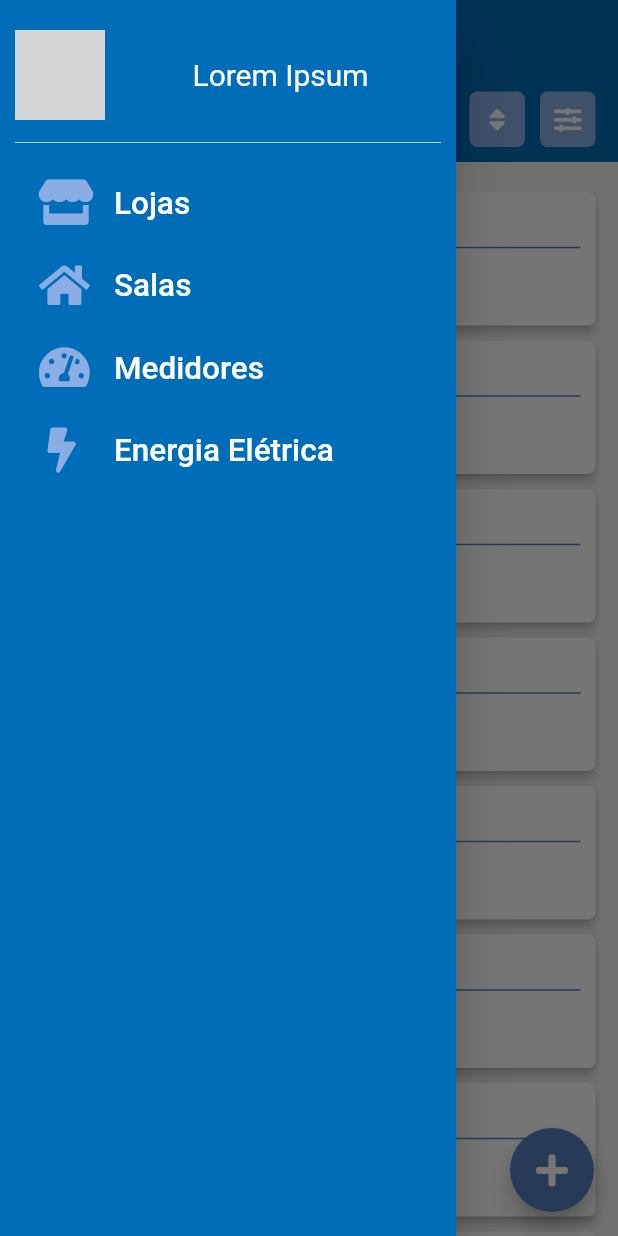
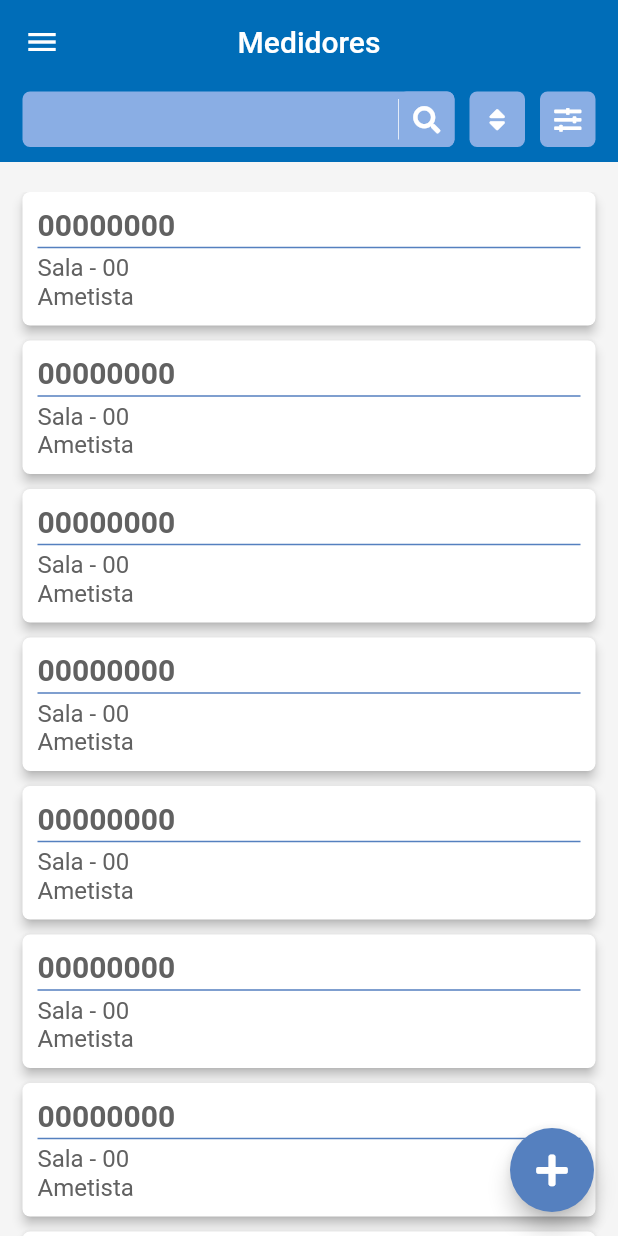
Before and after one commit to Philippe-Nau/Leitor-de-Energia, a Flutter app: the Rooms screen opened by its route, in the side drawer, after a tap on "Medidores", on a phone screen of 412 x 824 dp. Run offline on Flutter 3.47's test engine with Material 2 defaults, Android fonts, the light colour scheme and no system bars; our stand-ins replace font_awesome_flutter, get; grey boxes are pictures that could not be loaded.

Commit message:
add screen meters

```diff
--- /dev/null
+++ b/lib/controller/formNewMeterController.dart
@@ -0,0 +1,6 @@
+import 'package:flutter/material.dart';
+import 'package:get/get.dart';
+
+class FormNewMeterController extends GetxController {
+  TextEditingController meterController = TextEditingController();
+}
--- a/lib/controller/formNewStoreController.dart
+++ b/lib/controller/formNewStoreController.dart
@@ -3,10 +3,4 @@ import 'package:get/get.dart';
 
 class FormNewStoreController extends GetxController {
   TextEditingController storeNameController = TextEditingController();
-  TextEditingController meterController = TextEditingController();
-  final RxMap listRooms = {}.obs;
-
-  linkRoom() {
-    listRooms.map((key, value) => null);
-  }
 }
--- a/lib/pages/pages.dart
+++ b/lib/pages/pages.dart
@@ -1,6 +1,8 @@
 import 'package:controle_fornecedores/routes/routes.dart';
+import 'package:controle_fornecedores/view/formNewMeter.dart';
 import 'package:controle_fornecedores/view/formNewRoom.dart';
 import 'package:controle_fornecedores/view/formNewStore.dart';
+import 'package:controle_fornecedores/view/meters.dart';
 import 'package:controle_fornecedores/view/reading_energy.dart';
 import 'package:controle_fornecedores/view/rooms.dart';
 import 'package:controle_fornecedores/view/store.dart';
@@ -28,5 +30,13 @@ abstract class AppPages {
       name: Routes.FORMNEWROOM,
       page: () => FormNewRoom(),
     ),
+    GetPage(
+      name: Routes.FORMNEWMETER,
+      page: () => FormNewMeter(),
+    ),
+    GetPage(
+      name: Routes.METERS,
+      page: () => Meters(),
+    ),
   ];
 }
--- a/lib/routes/routes.dart
+++ b/lib/routes/routes.dart
@@ -3,6 +3,8 @@ abstract class Routes {
   static const READINGENERGY = '/leitura_energia';
   static const STORES = '/lojas';
   static const ROOMS = '/salas';
+  static const METERS = '/medidores';
   static const FORMNEWROOM = '/nova_sala';
   static const FORMNEWUSTORE = '/nova_loja';
+  static const FORMNEWMETER = '/novo_medidor';
 }
--- /dev/null
+++ b/lib/view/meters.dart
@@ -0,0 +1,58 @@
+import 'package:controle_fornecedores/widgets/listViewMeters.dart';
+import 'package:controle_fornecedores/widgets/listViewMetersEmpty.dart';
+import 'package:controle_fornecedores/widgets/myButton.dart';
+import 'package:controle_fornecedores/widgets/myDrawer.dart';
+import 'package:controle_fornecedores/widgets/searchInput.dart';
+import 'package:flutter/material.dart';
+import 'package:font_awesome_flutter/font_awesome_flutter.dart';
+import 'package:get/get.dart';
+
+class Meters extends StatelessWidget {
+  @override
+  Widget build(BuildContext context) {
+    return Scaffold(
+      backgroundColor: Color(0xFFF5F5F5),
+      appBar: AppBar(
+        elevation: 0,
+        centerTitle: true,
+        title: Text("Medidores"),
+      ),
+      drawer: Drawer(
+        child: Mydrawer(),
+      ),
+      body: Column(
+        children: [
+          Container(
+            padding: EdgeInsets.fromLTRB(15, 5, 15, 10),
+            color: Theme.of(context).primaryColor,
+            child: Row(
+              children: [
+                SearchInput(),
+                Padding(
+                  padding: const EdgeInsets.symmetric(horizontal: 10),
+                  child: MyButton(
+                    height: 37,
+                    width: 37,
+                    icon: FontAwesomeIcons.sort,
+                    onTap: () {},
+                  ),
+                ),
+                MyButton(
+                  height: 37,
+                  width: 37,
+                  icon: FontAwesomeIcons.slidersH,
+                  onTap: () {},
+                ),
+              ],
+            ),
+          ),
+          1 == 1 ? ListViewMeters() : ListViewMetersEmpty(),
+        ],
+      ),
+      floatingActionButton: FloatingActionButton(
+        onPressed: () => Get.toNamed('/novo_medidor'),
+        child: FaIcon(FontAwesomeIcons.plus),
+      ),
+    );
+  }
+}
--- /dev/null
+++ b/lib/widgets/cardListViewMeters.dart
@@ -0,0 +1,63 @@
+import 'package:flutter/material.dart';
+
+class CardListViewMeters extends StatelessWidget {
+  final EdgeInsetsGeometry margin;
+
+  CardListViewMeters({
+    @required this.margin,
+  });
+  @override
+  Widget build(BuildContext context) {
+    return Card(
+      margin: this.margin,
+      elevation: 3,
+      shape: RoundedRectangleBorder(
+        borderRadius: BorderRadius.circular(5),
+      ),
+      child: InkWell(
+        borderRadius: BorderRadius.circular(5),
+        splashColor: Theme.of(context).accentColor.withOpacity(0.1),
+        highlightColor: Theme.of(context).accentColor.withOpacity(0.1),
+        onTap: () {},
+        child: Container(
+          padding: EdgeInsets.all(10),
+          child: Column(
+            crossAxisAlignment: CrossAxisAlignment.start,
+            children: [
+              Text(
+                '00000000',
+                overflow: TextOverflow.ellipsis,
+                style: TextStyle(
+                  fontSize: 20,
+                  fontWeight: FontWeight.w600,
+                  color: Colors.grey[700],
+                ),
+              ),
+              Divider(
+                color: Theme.of(context).accentColor,
+                indent: 0,
+                endIndent: 0,
+                thickness: 1,
+                height: 8,
+              ),
+              Text(
+                'Sala - 00',
+                style: TextStyle(
+                  fontSize: 16,
+                  color: Colors.grey[700],
+                ),
+              ),
+              Text(
+                'Ametista',
+                style: TextStyle(
+                  fontSize: 16,
+                  color: Colors.grey[700],
+                ),
+              ),
+            ],
+          ),
+        ),
+      ),
+    );
+  }
+}
--- /dev/null
+++ b/lib/widgets/listViewMeters.dart
@@ -0,0 +1,26 @@
+import 'package:controle_fornecedores/widgets/cardListViewMeters.dart';
+import 'package:flutter/material.dart';
+import 'package:flutter/rendering.dart';
+
+class ListViewMeters extends StatelessWidget {
+  final _item = [1, 2, 3, 4, 5, 6, 7, 8, 9, 10];
+  @override
+  Widget build(BuildContext context) {
+    return Expanded(
+      child: Container(
+        margin: EdgeInsets.only(top: 20),
+        child: ListView.builder(
+          itemCount: _item.length,
+          itemBuilder: (BuildContext context, int index) {
+            bool last = _item.length == (index + 1);
+            return CardListViewMeters(
+              margin: last
+                  ? EdgeInsets.fromLTRB(15, 0, 15, 80)
+                  : EdgeInsets.fromLTRB(15, 0, 15, 10),
+            );
+          },
+        ),
+      ),
+    );
+  }
+}
--- a/lib/widgets/myDrawer.dart
+++ b/lib/widgets/myDrawer.dart
@@ -2,8 +2,6 @@ import 'package:controle_fornecedores/widgets/buttonMenu.dart';
 import 'package:flutter/material.dart';
 import 'package:font_awesome_flutter/font_awesome_flutter.dart';
 import 'package:get/get.dart';
-
-import 'myCircleAvatar.dart';
 
 class Mydrawer extends StatelessWidget {
   @override
@@ -16,26 +14,31 @@ class Mydrawer extends StatelessWidget {
           builder: (ctx, constraints) => Column(
             crossAxisAlignment: CrossAxisAlignment.start,
             children: [
-              Row(
-                mainAxisAlignment: MainAxisAlignment.spaceBetween,
+              Container(
+                height: 70,
+                width: constraints.maxWidth,
+                child: Column(
+                  mainAxisAlignment: MainAxisAlignment.center,
                   children: [
-                  MyCircleAvatar(
-                    onTap: () {},
-                  ),
-                  Container(
-                    width: constraints.maxWidth - 70,
-                    child: Center(
-                      child: Text(
-                        'Lorem Ipsum',
+                    Text(
+                      'Philippe Nau Rosa',
                       style: TextStyle(
                         color: Colors.white,
+                        fontWeight: FontWeight.bold,
                         fontSize: 20,
                       ),
                       overflow: TextOverflow.ellipsis,
                     ),
+                    Text(
+                      'Tecnologia da Informação',
+                      style: TextStyle(
+                        color: Colors.white,
+                        fontSize: 16,
                       ),
+                      overflow: TextOverflow.ellipsis,
                     )
                   ],
+                ),
               ),
               Divider(
                 color: Colors.white,
@@ -58,7 +61,7 @@ class Mydrawer extends StatelessWidget {
                     ButtonMenu(
                       textButton: 'Medidores',
                       icon: FontAwesomeIcons.tachometerAlt,
-                      onPressed: () {},
+                      onPressed: () => Get.offAllNamed('/medidores'),
                     ),
                     ButtonMenu(
                       textButton: 'Energia Elétrica',
```
Also changed, not shown: lib/view/formNewMeter.dart (added, +51 -0 lines), lib/widgets/listViewMetersEmpty.dart (added, +35 -0 lines). Lines whose indentation alone changed are shown as unchanged.
